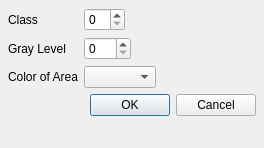
Qt form Code/EmMpmGui/UI_Files/UserInitAreaDialog.ui (BlueQuartzSoftware/EMMPMWorkbench) before a commit.
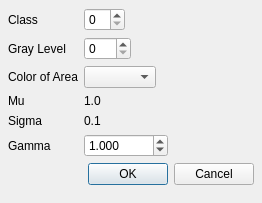
The same form after that commit. Custom widgets are drawn as their Qt base class.

The edit to the form file:
```diff
--- a/Code/EmMpmGui/UI_Files/UserInitAreaDialog.ui
+++ b/Code/EmMpmGui/UI_Files/UserInitAreaDialog.ui
@@ -6,8 +6,8 @@
    <rect>
     <x>0</x>
     <y>0</y>
-    <width>264</width>
-    <height>148</height>
+    <width>262</width>
+    <height>203</height>
    </rect>
   </property>
   <property name="sizePolicy">
@@ -61,7 +61,7 @@
      </property>
     </widget>
    </item>
-   <item row="5" column="0" colspan="2">
+   <item row="7" column="0" colspan="2">
     <widget class="QDialogButtonBox" name="buttonBox">
      <property name="orientation">
       <enum>Qt::Horizontal</enum>
@@ -95,6 +95,57 @@
    <item row="2" column="1">
     <widget class="ColorComboPicker" name="colorPicker"/>
    </item>
+   <item row="4" column="0">
+    <widget class="QLabel" name="label_4">
+     <property name="text">
+      <string>Mu</string>
+     </property>
+    </widget>
+   </item>
+   <item row="5" column="0">
+    <widget class="QLabel" name="label_5">
+     <property name="text">
+      <string>Sigma</string>
+     </property>
+    </widget>
+   </item>
+   <item row="6" column="0">
+    <widget class="QLabel" name="label_6">
+     <property name="text">
+      <string>Gamma</string>
+     </property>
+    </widget>
+   </item>
+   <item row="5" column="1">
+    <widget class="QLabel" name="m_Sigma">
+     <property name="text">
+      <string>0.1</string>
+     </property>
+    </widget>
+   </item>
+   <item row="4" column="1">
+    <widget class="QLabel" name="m_Mu">
+     <property name="text">
+      <string>1.0</string>
+     </property>
+    </widget>
+   </item>
+   <item row="6" column="1">
+    <widget class="QDoubleSpinBox" name="m_Gamma">
+     <property name="decimals">
+      <number>3</number>
+     </property>
+     <property name="maximum">
+      <double>99999.990000000005239</double>
+     </property>
+     <property name="singleStep">
+      <double>0.500000000000000</double>
+     </property>
+     <property name="value">
+      <double>1.000000000000000</double>
+     </property>
+    </widget>
+   </item>
   </layout>
  </widget>
  <customwidgets>
```
